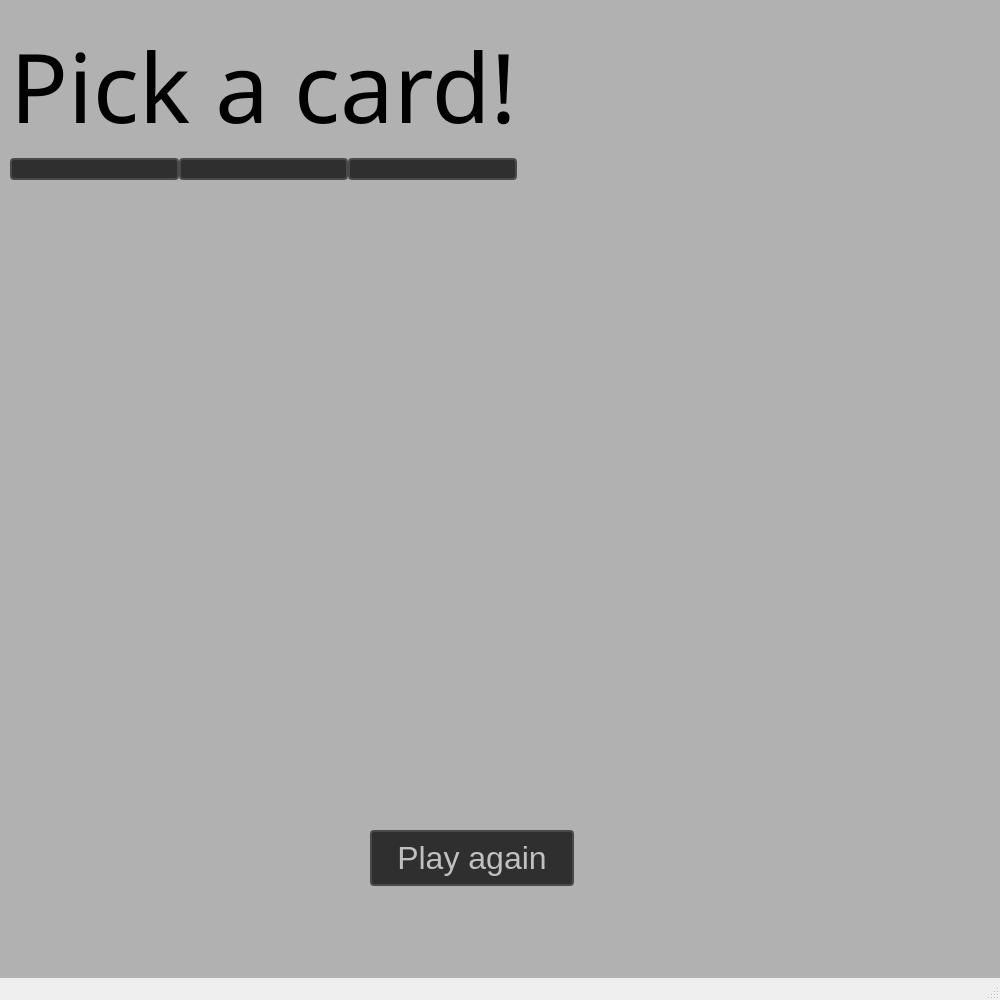
Before: the Qt Designer form rps.ui in Ahmad-Hamdy/RockPaperScissors, drawn with Qt 5.
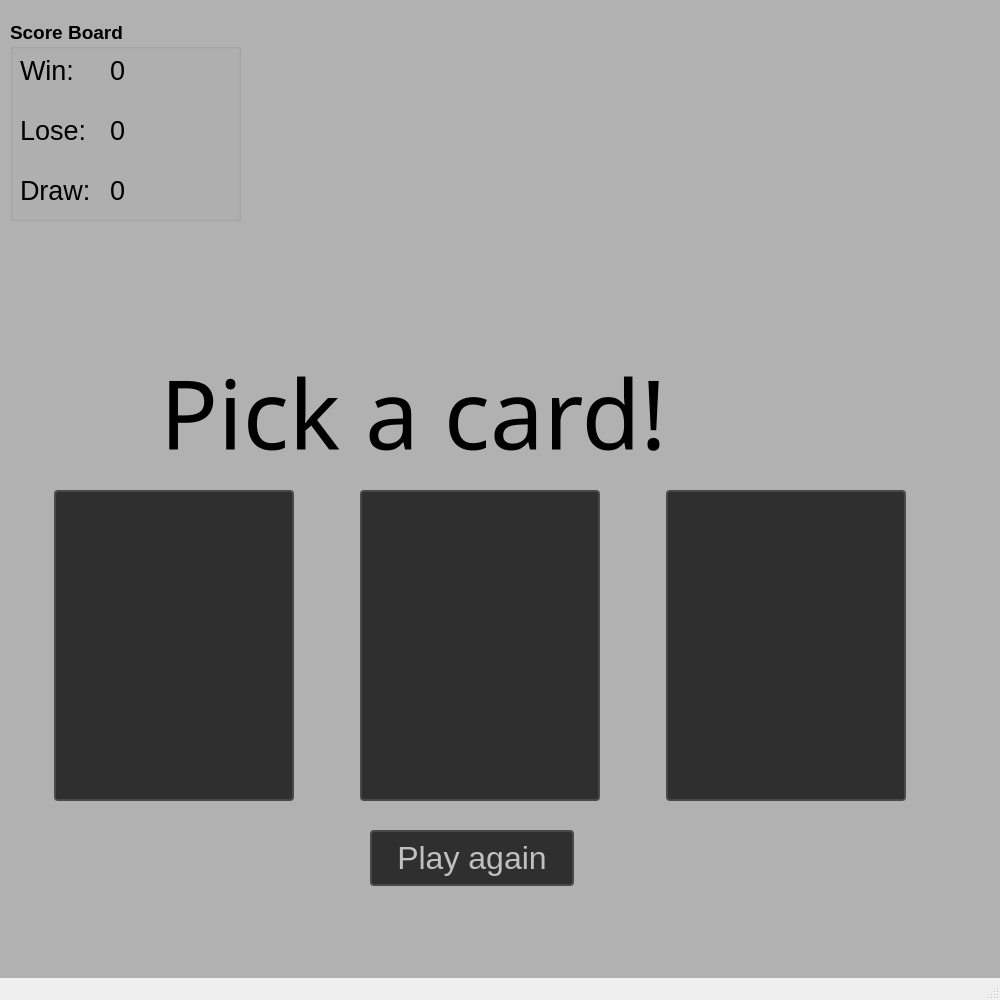
After: the same form once the commit is applied. Icons and pictures are not drawn.

Commit message: addded score board

Diff of the .ui file:
```diff
--- a/rps.ui
+++ b/rps.ui
@@ -108,40 +108,74 @@
      <bool>true</bool>
     </property>
    </widget>
-   <widget class="QWidget" name="verticalLayoutWidget">
+   <widget class="QPushButton" name="reset">
+    <property name="enabled">
+     <bool>true</bool>
+    </property>
     <property name="geometry">
      <rect>
-      <x>10</x>
-      <y>0</y>
-      <width>991</width>
-      <height>831</height>
+      <x>370</x>
+      <y>830</y>
+      <width>204</width>
+      <height>56</height>
      </rect>
     </property>
-    <layout class="QVBoxLayout" name="verticalLayout">
-     <property name="sizeConstraint">
-      <enum>QLayout::SetFixedSize</enum>
-     </property>
-     <item>
-      <widget class="QLabel" name="ai_card">
+    <property name="font">
+     <font>
+      <pointsize>24</pointsize>
+     </font>
+    </property>
+    <property name="text">
+     <string>Play again</string>
+    </property>
+   </widget>
+   <widget class="QPushButton" name="rock_btn">
+    <property name="geometry">
+     <rect>
+      <x>54</x>
+      <y>490</y>
+      <width>240</width>
+      <height>311</height>
+     </rect>
+    </property>
        <property name="maximumSize">
         <size>
          <width>240</width>
          <height>311</height>
         </size>
        </property>
+    <property name="cursor">
+     <cursorShape>PointingHandCursor</cursorShape>
+    </property>
+    <property name="toolTip">
+     <string>&lt;html&gt;&lt;head/&gt;&lt;body&gt;&lt;p&gt;choose ROCK !&lt;/p&gt;&lt;/body&gt;&lt;/html&gt;</string>
+    </property>
+    <property name="autoFillBackground">
+     <bool>false</bool>
+    </property>
        <property name="text">
         <string/>
        </property>
-       <property name="pixmap">
-        <pixmap>back.jpg</pixmap>
-       </property>
-       <property name="scaledContents">
-        <bool>true</bool>
-       </property>
-      </widget>
-     </item>
-     <item>
+    <property name="icon">
+     <iconset>
+      <normaloff>Rock.png</normaloff>Rock.png</iconset>
+    </property>
+    <property name="iconSize">
+     <size>
+      <width>500</width>
+      <height>500</height>
+     </size>
+    </property>
+   </widget>
       <widget class="QLabel" name="label">
+    <property name="geometry">
+     <rect>
+      <x>160</x>
+      <y>340</y>
+      <width>700</width>
+      <height>145</height>
+     </rect>
+    </property>
        <property name="maximumSize">
         <size>
          <width>700</width>
@@ -163,78 +197,15 @@
         <string>Pick a card!</string>
        </property>
       </widget>
-     </item>
-     <item>
-      <layout class="QHBoxLayout" name="horizontalLayout_3">
-       <property name="spacing">
-        <number>0</number>
-       </property>
-       <item>
-        <widget class="QPushButton" name="rock_btn">
-         <property name="maximumSize">
-          <size>
-           <width>240</width>
-           <height>311</height>
-          </size>
-         </property>
-         <property name="cursor">
-          <cursorShape>PointingHandCursor</cursorShape>
-         </property>
-         <property name="toolTip">
-          <string>&lt;html&gt;&lt;head/&gt;&lt;body&gt;&lt;p&gt;choose ROCK !&lt;/p&gt;&lt;/body&gt;&lt;/html&gt;</string>
-         </property>
-         <property name="autoFillBackground">
-          <bool>false</bool>
-         </property>
-         <property name="text">
-          <string/>
-         </property>
-         <property name="icon">
-          <iconset>
-           <normaloff>Rock.png</normaloff>Rock.png</iconset>
-         </property>
-         <property name="iconSize">
-          <size>
-           <width>500</width>
-           <height>500</height>
-          </size>
-         </property>
-        </widget>
-       </item>
-       <item>
-        <widget class="QPushButton" name="scissors_btn">
-         <property name="maximumSize">
-          <size>
-           <width>240</width>
-           <height>311</height>
-          </size>
-         </property>
-         <property name="cursor">
-          <cursorShape>PointingHandCursor</cursorShape>
-         </property>
-         <property name="toolTip">
-          <string>&lt;html&gt;&lt;head/&gt;&lt;body&gt;&lt;p&gt;choose Scissors&lt;/p&gt;&lt;/body&gt;&lt;/html&gt;</string>
-         </property>
-         <property name="autoFillBackground">
-          <bool>false</bool>
-         </property>
-         <property name="text">
-          <string/>
-         </property>
-         <property name="icon">
-          <iconset>
-           <normaloff>Scissors.png</normaloff>Scissors.png</iconset>
-         </property>
-         <property name="iconSize">
-          <size>
-           <width>500</width>
-           <height>500</height>
-          </size>
-         </property>
-        </widget>
-       </item>
-       <item>
         <widget class="QPushButton" name="paper_btn">
+    <property name="geometry">
+     <rect>
+      <x>666</x>
+      <y>490</y>
+      <width>240</width>
+      <height>311</height>
+     </rect>
+    </property>
          <property name="maximumSize">
           <size>
            <width>240</width>
@@ -264,31 +235,196 @@
           </size>
          </property>
         </widget>
-       </item>
-      </layout>
-     </item>
-    </layout>
-   </widget>
-   <widget class="QPushButton" name="reset">
-    <property name="enabled">
+   <widget class="QLabel" name="ai_card">
+    <property name="geometry">
+     <rect>
+      <x>360</x>
+      <y>20</y>
+      <width>240</width>
+      <height>311</height>
+     </rect>
+    </property>
+    <property name="maximumSize">
+     <size>
+      <width>240</width>
+      <height>311</height>
+     </size>
+    </property>
+    <property name="text">
+     <string/>
+    </property>
+    <property name="pixmap">
+     <pixmap>back.jpg</pixmap>
+    </property>
+    <property name="scaledContents">
      <bool>true</bool>
     </property>
+   </widget>
+   <widget class="QPushButton" name="scissors_btn">
     <property name="geometry">
      <rect>
-      <x>370</x>
-      <y>830</y>
-      <width>204</width>
-      <height>56</height>
+      <x>360</x>
+      <y>490</y>
+      <width>240</width>
+      <height>311</height>
      </rect>
     </property>
+    <property name="maximumSize">
+     <size>
+      <width>240</width>
+      <height>311</height>
+     </size>
+    </property>
+    <property name="cursor">
+     <cursorShape>PointingHandCursor</cursorShape>
+    </property>
+    <property name="toolTip">
+     <string>&lt;html&gt;&lt;head/&gt;&lt;body&gt;&lt;p&gt;choose Scissors&lt;/p&gt;&lt;/body&gt;&lt;/html&gt;</string>
+    </property>
+    <property name="autoFillBackground">
+     <bool>false</bool>
+    </property>
+    <property name="text">
+     <string/>
+    </property>
+    <property name="icon">
+     <iconset>
+      <normaloff>Scissors.png</normaloff>Scissors.png</iconset>
+    </property>
+    <property name="iconSize">
+     <size>
+      <width>500</width>
+      <height>500</height>
+     </size>
+    </property>
+   </widget>
+   <widget class="QGroupBox" name="score_board">
+    <property name="geometry">
+     <rect>
+      <x>10</x>
+      <y>20</y>
+      <width>231</width>
+      <height>201</height>
+     </rect>
+    </property>
     <property name="font">
      <font>
-      <pointsize>24</pointsize>
+      <pointsize>14</pointsize>
+      <weight>75</weight>
+      <bold>true</bold>
      </font>
     </property>
+    <property name="title">
+     <string>Score Board</string>
+    </property>
+    <widget class="QLabel" name="win_label">
+     <property name="geometry">
+      <rect>
+       <x>10</x>
+       <y>30</y>
+       <width>83</width>
+       <height>40</height>
+      </rect>
+     </property>
+     <property name="font">
+      <font>
+       <pointsize>20</pointsize>
+      </font>
+     </property>
     <property name="text">
-     <string>Play again</string>
-    </property>
+      <string>Win:</string>
+     </property>
+    </widget>
+    <widget class="QLabel" name="lose_label">
+     <property name="geometry">
+      <rect>
+       <x>10</x>
+       <y>90</y>
+       <width>83</width>
+       <height>40</height>
+      </rect>
+     </property>
+     <property name="font">
+      <font>
+       <pointsize>20</pointsize>
+      </font>
+     </property>
+     <property name="text">
+      <string>Lose:</string>
+     </property>
+    </widget>
+    <widget class="QLabel" name="draw_label">
+     <property name="geometry">
+      <rect>
+       <x>10</x>
+       <y>150</y>
+       <width>88</width>
+       <height>40</height>
+      </rect>
+     </property>
+     <property name="font">
+      <font>
+       <pointsize>20</pointsize>
+      </font>
+     </property>
+     <property name="text">
+      <string>Draw:</string>
+     </property>
+    </widget>
+    <widget class="QLabel" name="win_count">
+     <property name="geometry">
+      <rect>
+       <x>100</x>
+       <y>30</y>
+       <width>61</width>
+       <height>40</height>
+      </rect>
+     </property>
+     <property name="font">
+      <font>
+       <pointsize>20</pointsize>
+      </font>
+     </property>
+     <property name="text">
+      <string>0</string>
+     </property>
+    </widget>
+    <widget class="QLabel" name="draw_count">
+     <property name="geometry">
+      <rect>
+       <x>100</x>
+       <y>150</y>
+       <width>61</width>
+       <height>40</height>
+      </rect>
+     </property>
+     <property name="font">
+      <font>
+       <pointsize>20</pointsize>
+      </font>
+     </property>
+     <property name="text">
+      <string>0</string>
+     </property>
+    </widget>
+    <widget class="QLabel" name="lose_count">
+     <property name="geometry">
+      <rect>
+       <x>100</x>
+       <y>90</y>
+       <width>61</width>
+       <height>40</height>
+      </rect>
+     </property>
+     <property name="font">
+      <font>
+       <pointsize>20</pointsize>
+      </font>
+     </property>
+     <property name="text">
+      <string>0</string>
+     </property>
+    </widget>
    </widget>
   </widget>
   <widget class="QStatusBar" name="statusbar"/>
```
Lines whose indentation alone changed are shown as unchanged. The commit also changes 2 other files.
